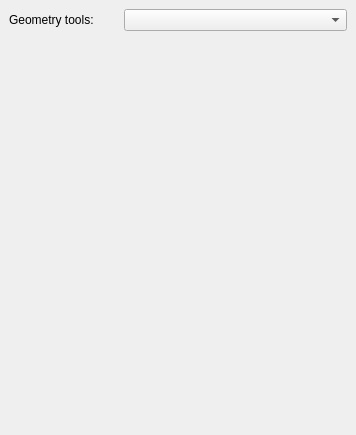
The window that ui/geometry/ui_geometry_container.ui (gltn/stdm) describes before a commit, drawn with Qt 5.
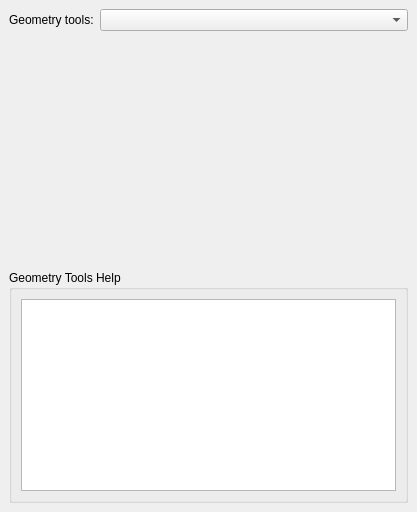
The same window after the commit.

Commit message: Added the help box for moveline area

What changed in the file:
```diff
--- a/ui/geometry/ui_geometry_container.ui
+++ b/ui/geometry/ui_geometry_container.ui
@@ -6,8 +6,8 @@
    <rect>
     <x>0</x>
     <y>0</y>
-    <width>356</width>
-    <height>435</height>
+    <width>417</width>
+    <height>512</height>
    </rect>
   </property>
   <property name="windowTitle">
@@ -15,39 +15,58 @@
   </property>
   <widget class="QWidget" name="dockWidgetContents">
    <layout class="QGridLayout" name="gridLayout">
-    <item row="6" column="0">
-     <spacer name="verticalSpacer">
-      <property name="orientation">
-       <enum>Qt::Vertical</enum>
+    <item row="2" column="0" colspan="2">
+     <widget class="QStackedWidget" name="geom_tools_widgets">
+      <property name="currentIndex">
+       <number>-1</number>
       </property>
-      <property name="sizeHint" stdset="0">
-       <size>
-        <width>20</width>
-        <height>40</height>
-       </size>
-      </property>
-     </spacer>
+     </widget>
     </item>
     <item row="0" column="0">
      <widget class="QLabel" name="label">
+      <property name="sizePolicy">
+       <sizepolicy hsizetype="Preferred" vsizetype="Preferred">
+        <horstretch>0</horstretch>
+        <verstretch>0</verstretch>
+       </sizepolicy>
+      </property>
       <property name="text">
        <string>Geometry tools:</string>
       </property>
      </widget>
     </item>
-    <item row="0" column="1" colspan="2">
-     <widget class="QComboBox" name="geom_tools_combo"/>
-    </item>
-    <item row="4" column="0" rowspan="2" colspan="3">
-     <widget class="QStackedWidget" name="geom_tools_widgets">
-      <property name="currentIndex">
-       <number>-1</number>
+    <item row="0" column="1">
+     <widget class="QComboBox" name="geom_tools_combo">
+      <property name="sizePolicy">
+       <sizepolicy hsizetype="Expanding" vsizetype="Fixed">
+        <horstretch>0</horstretch>
+        <verstretch>0</verstretch>
+       </sizepolicy>
       </property>
      </widget>
     </item>
-    <item row="1" column="0" colspan="3">
+    <item row="1" column="0" colspan="2">
      <layout class="QVBoxLayout" name="notice_box"/>
     </item>
+    <item row="3" column="0" colspan="2">
+     <widget class="QGroupBox" name="groupBox">
+      <property name="title">
+       <string>Geometry Tools Help</string>
+      </property>
+      <layout class="QVBoxLayout" name="verticalLayout">
+       <item>
+        <widget class="QPlainTextEdit" name="help_box">
+         <property name="readOnly">
+          <bool>true</bool>
+         </property>
+        </widget>
+       </item>
+      </layout>
+      <zorder>helpText</zorder>
+      <zorder>helpText</zorder>
+      <zorder>help_box</zorder>
+     </widget>
+    </item>
    </layout>
   </widget>
  </widget>
```
The commit also changes 3 other files.
